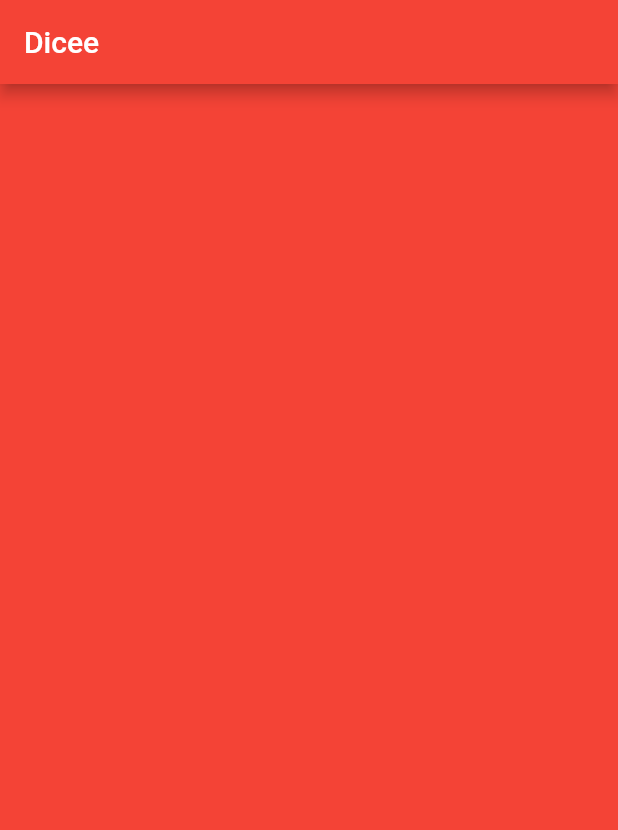
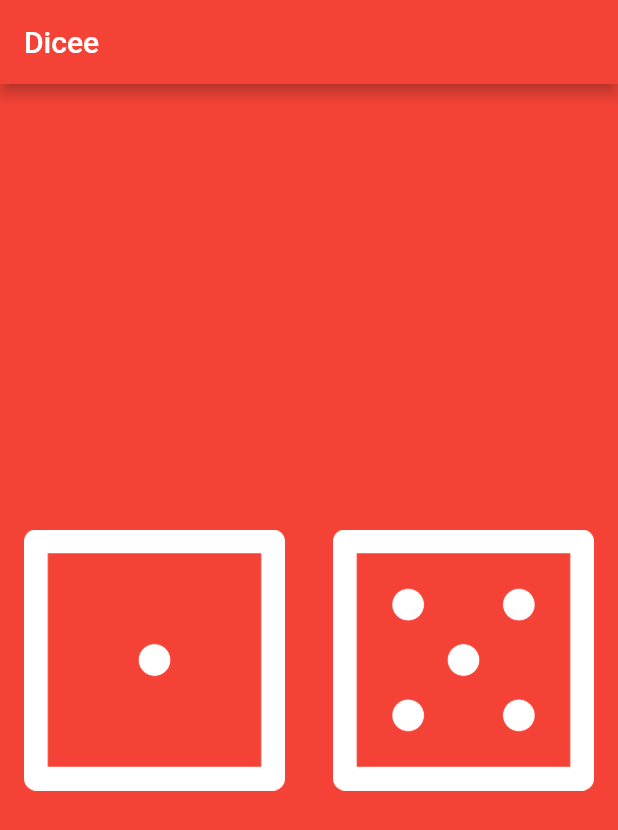
Before and after one commit to SmileyDoodle/dicee-flutter, a Flutter app: the screen it shows after launch, on a phone screen of 412 x 824 dp. Shown: the top 830 px of the screen. Run offline on Flutter 3.47's test engine with Material 2 defaults, Android fonts, the phone set to English and light mode, and no system bars.

Commit message:
improve/finish-the-project

```diff
--- a/lib/main.dart
+++ b/lib/main.dart
@@ -1,4 +1,5 @@
 import 'package:flutter/material.dart';
+import 'dart:math';
 
 void main() {
   return runApp(
@@ -15,9 +16,51 @@ void main() {
   );
 }
 
-class DicePage extends StatelessWidget {
+class DicePage extends StatefulWidget {
+  @override
+  State<DicePage> createState() => _DicePageState();
+}
+
+class _DicePageState extends State<DicePage> {
+  int leftDiceNumber = 1;
+  int rightDiceNumber = 5;
+
+  void changeDiceNumber() {
+    setState(() {
+      leftDiceNumber = Random().nextInt(6) + 1;
+      rightDiceNumber = Random().nextInt(6) + 1;
+    });
+  }
+
   @override
   Widget build(BuildContext context) {
-    return Container();
+    return Center(
+      child: Row(
+        children: [
+          Expanded(
+            child: Padding(
+              padding: const EdgeInsets.all(8.0),
+              child: TextButton(
+                onPressed: () {
+                  changeDiceNumber();
+                },
+                child: Image.asset('images/dice$leftDiceNumber.png'),
+              ),
+            ),
+          ),
+          Expanded(
+            child: Padding(
+              padding: const EdgeInsets.all(8.0),
+              child: TextButton(
+                onPressed: () {
+                  changeDiceNumber();
+                },
+                child: Image.asset('images/dice$rightDiceNumber.png'),
+              ),
+            ),
+          )
+        ],
+      ),
+    );
   }
 }
```
Also changed, not shown: pubspec.yaml (+6 -72 lines), pubspec.lock, 1 other file.
